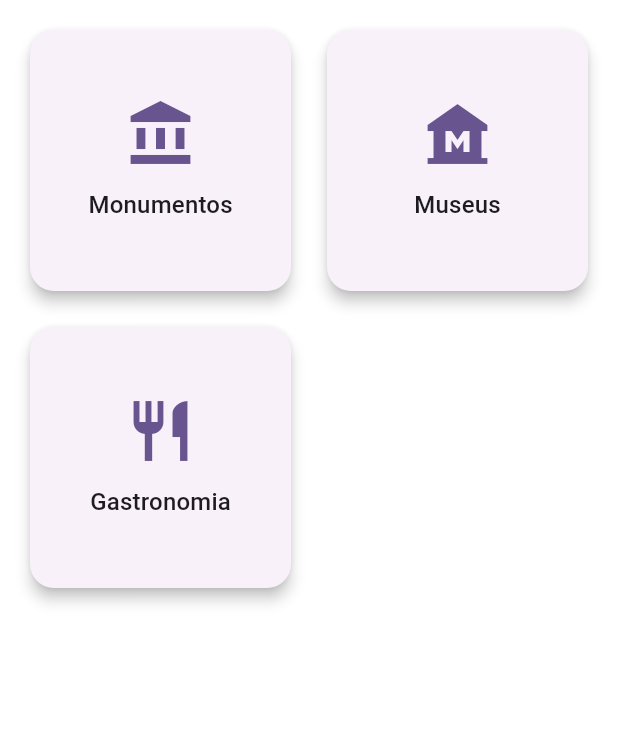
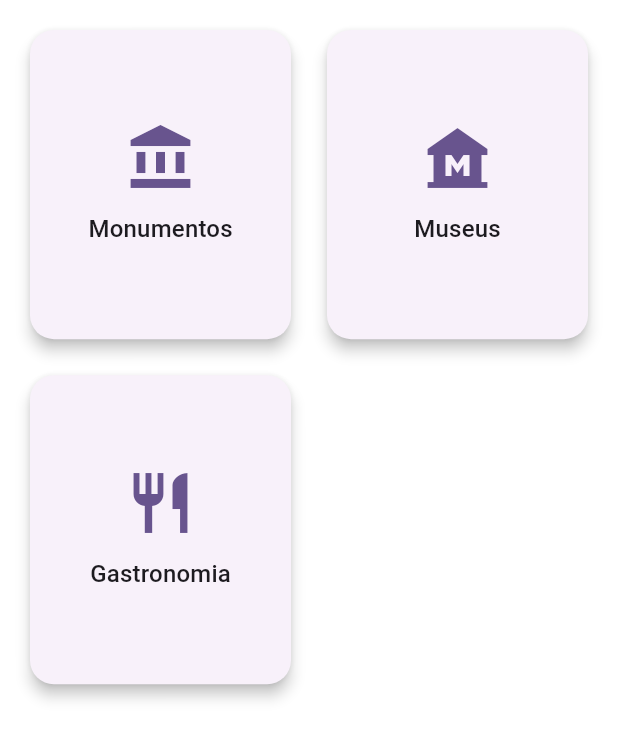
Before and after one commit to GuthZa/Flutter-AMOV2526, a Flutter app: the CategoryScreen screen opened by its route, on a phone screen of 412 x 824 dp. Shown: the top 739 px of the screen. Run offline on Flutter 3.47's test engine with Material 3 defaults, Android fonts, the phone set to English and light mode, and no system bars; our stand-ins replace flutter_svg, shared_preferences; accounts and stored records are empty; network calls fail; project files that could hold a hidden picture were left out.

Commit message:
Make app more responsive

```diff
--- a/lib/pages/categorypage.dart
+++ b/lib/pages/categorypage.dart
@@ -30,10 +30,11 @@ class CategoryScreen extends StatelessWidget {
           child: GridView.builder(
             itemCount: categories.length,
             //Creates a grid with equally sized and spaced tiles
-            gridDelegate: const SliverGridDelegateWithFixedCrossAxisCount(
-              crossAxisCount: 2,
+            gridDelegate: const SliverGridDelegateWithMaxCrossAxisExtent(
+              maxCrossAxisExtent: 220,
               crossAxisSpacing: 16,
               mainAxisSpacing: 16,
+              childAspectRatio: 0.85,
             ),
             itemBuilder: (context, index) {
               final Category category = categories[index];
--- a/lib/pages/homepage.dart
+++ b/lib/pages/homepage.dart
@@ -22,7 +22,7 @@ class _HomePageState extends State<HomePage> {
   Widget build(BuildContext context) {
     return Center(
       child: Container(
-        width: 700,
+        width: 900,
         decoration: const BoxDecoration(
           image: DecorationImage(
             image: AssetImage("assets/imagens/coimbra.jpg"),
```
